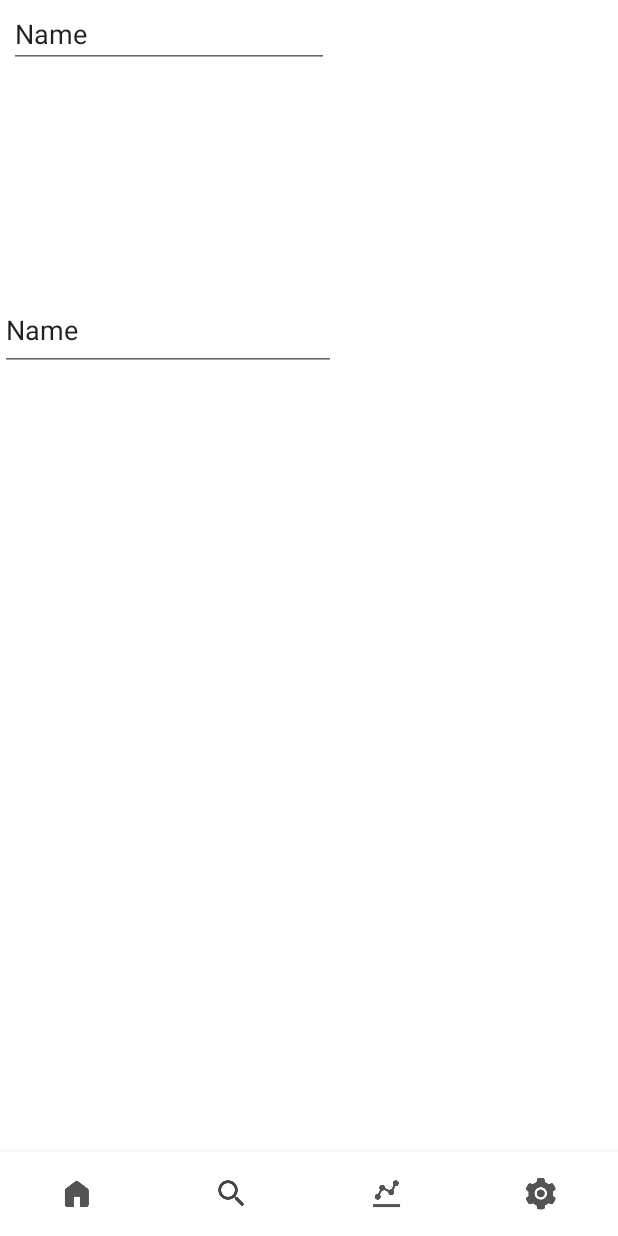
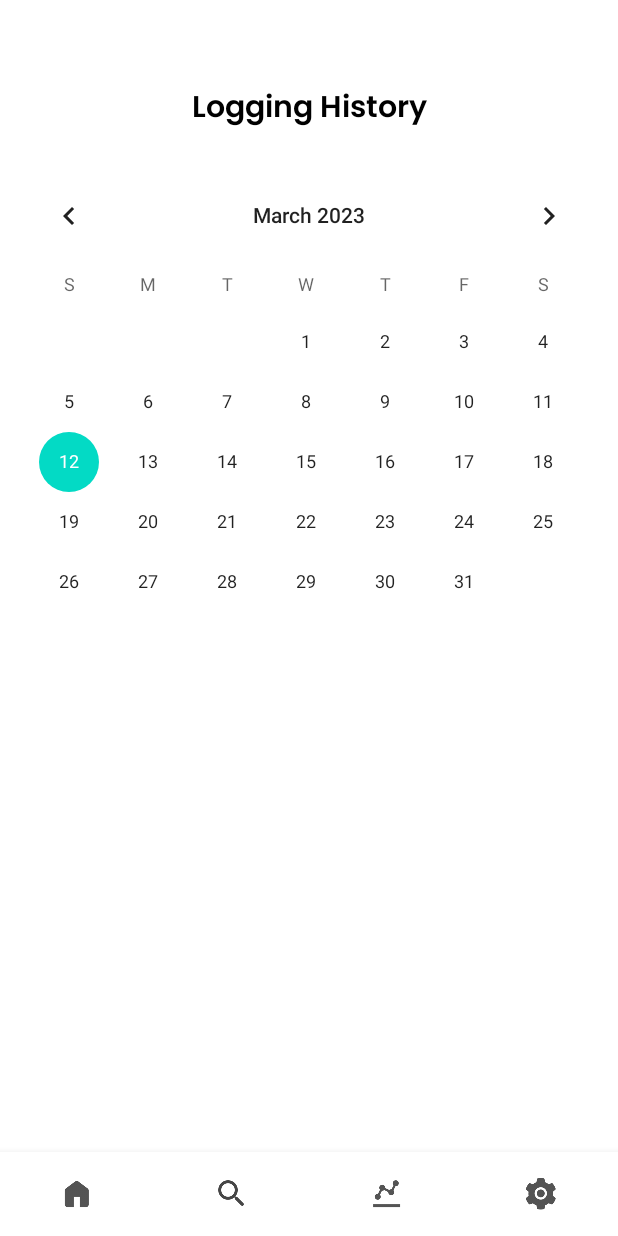
Before and after one commit to Ara-O/Gymtrovert, an Android app: the SearchHistoryFragment screen opened through its navigation route, on a phone screen of 412 x 824 dp. Run offline under Robolectric (Android 15) with nearby library versions, the phone set to English and light mode, and no system bars; our stand-ins replace Firebase (no records; nobody signed in at launch, a user with empty details on screens opened directly), navigation-ui; 4 statements that could not run were skipped.

Commit message:
Setting up recycler view for search history page

```diff
--- a/app/src/main/java/com/example/gymtrovert/Fragments/SearchHistoryFragment.kt
+++ b/app/src/main/java/com/example/gymtrovert/Fragments/SearchHistoryFragment.kt
@@ -1,24 +1,51 @@
 package com.example.gymtrovert.Fragments
 
+import android.content.ContentValues.TAG
+import android.content.Context
 import android.os.Bundle
+import android.util.Log
 import androidx.fragment.app.Fragment
 import android.view.LayoutInflater
 import android.view.View
 import android.view.ViewGroup
 import com.example.gymtrovert.R
+import com.google.firebase.database.DataSnapshot
+import com.google.firebase.database.DatabaseError
+import com.google.firebase.database.ValueEventListener
+import com.google.firebase.database.ktx.database
+import com.google.firebase.ktx.Firebase
 
 
 class SearchHistoryFragment : Fragment() {
 
-    override fun onCreate(savedInstanceState: Bundle?) {
-        super.onCreate(savedInstanceState)
-    }
 
     override fun onCreateView(
         inflater: LayoutInflater, container: ViewGroup?,
         savedInstanceState: Bundle?
     ): View? {
+        var userId = ""
+        val storedData = activity?.getSharedPreferences("sharedPreferences", Context.MODE_PRIVATE)
+        if (storedData != null) {
+            userId = storedData.getString("id", "").toString()
+        }
         // Inflate the layout for this fragment
+        val postReference = Firebase.database.reference.child("/$userId")
+
+        val postListener = object : ValueEventListener {
+            override fun onDataChange(dataSnapshot: DataSnapshot) {
+                // Get Post object and use the values to update the UI
+               val post = dataSnapshot.getValue()
+                Log.d("AAAAAAA", post.toString())
+                // ...
+            }
+
+            override fun onCancelled(databaseError: DatabaseError) {
+                // Getting Post failed, log a message
+                Log.w(TAG, "loadPost:onCancelled", databaseError.toException())
+            }
+        }
+        postReference.addValueEventListener(postListener)
+
         return inflater.inflate(R.layout.fragment_search_history, container, false)
     }
 }
--- a/app/src/main/res/layout/activity_main.xml
+++ b/app/src/main/res/layout/activity_main.xml
@@ -7,7 +7,7 @@
     tools:context=".MainActivity">
 
     <ScrollView
-        android:layout_width="wrap_content"
+        android:layout_width="match_parent"
         android:layout_height="wrap_content"
         app:layout_constraintBottom_toBottomOf="parent"
         app:layout_constraintEnd_toEndOf="parent"
--- a/app/src/main/res/layout/fragment_search_history.xml
+++ b/app/src/main/res/layout/fragment_search_history.xml
@@ -9,29 +9,37 @@
     <!-- TODO: Update blank fragment layout -->
 
 
-    <EditText
-        android:id="@+id/editTextTextPersonName"
+    <TextView
+        android:id="@+id/textView4"
         android:layout_width="wrap_content"
         android:layout_height="wrap_content"
-        android:layout_marginBottom="148dp"
-        android:ems="10"
-        android:inputType="textPersonName"
-        android:text="Name"
-        app:layout_constraintBottom_toTopOf="@+id/editTextTextPersonName2"
+        android:layout_marginTop="56dp"
+        android:fontFamily="@font/poppins_semibold"
+        android:text="@string/logging_history"
+        android:textColor="#000000"
+        android:textSize="20sp"
         app:layout_constraintEnd_toEndOf="parent"
-        app:layout_constraintHorizontal_bias="0.577"
-        app:layout_constraintStart_toStartOf="parent" />
+        app:layout_constraintStart_toStartOf="parent"
+        app:layout_constraintTop_toTopOf="parent" />
 
-    <EditText
-        android:id="@+id/editTextTextPersonName2"
-        android:layout_width="224dp"
-        android:layout_height="54dp"
-        android:layout_marginBottom="372dp"
-        android:ems="10"
-        android:inputType="textPersonName"
-        android:text="Name"
-        app:layout_constraintBottom_toBottomOf="parent"
+    <CalendarView
+        android:id="@+id/calendarView"
+        android:layout_width="match_parent"
+        android:layout_height="wrap_content"
+        android:layout_marginTop="20dp"
         app:layout_constraintEnd_toEndOf="parent"
-        app:layout_constraintStart_toStartOf="parent" />
+        app:layout_constraintHorizontal_bias="0.5"
+        app:layout_constraintStart_toStartOf="parent"
+        app:layout_constraintTop_toBottomOf="@+id/textView4" />
+
+    <androidx.recyclerview.widget.RecyclerView
+        android:layout_width="409dp"
+        android:layout_height="464dp"
+        app:layout_constraintEnd_toEndOf="parent"
+        app:layout_constraintHorizontal_bias="0.5"
+        app:layout_constraintStart_toStartOf="parent"
+        app:layout_constraintTop_toBottomOf="@+id/calendarView"
+        app:layoutManager="LinearLayoutManager"
+        />
 
 </androidx.constraintlayout.widget.ConstraintLayout>
--- a/app/src/main/res/values/strings.xml
+++ b/app/src/main/res/values/strings.xml
@@ -28,5 +28,6 @@
     <string name="i_don_t_have_an_account"><u>I don\'t have an account</u></string>
     <!-- TODO: Remove or change this placeholder text -->
     <string name="hello_blank_fragment">Hello blank fragment</string>
+    <string name="logging_history">Logging History</string>
 
 </resources>
```
Also changed, not shown: app/src/main/java/com/example/gymtrovert/adapter/ItemAdapter.kt (added, +33 -0 lines), app/src/main/res/layout/fragment_main.xml (+18 -18 lines), app/src/main/res/layout/search_history_item.xml (added, +17 -0 lines).
